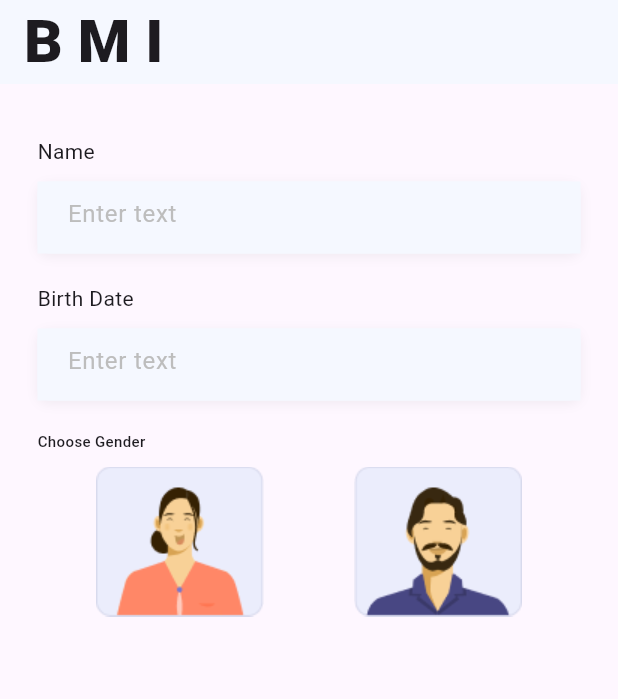
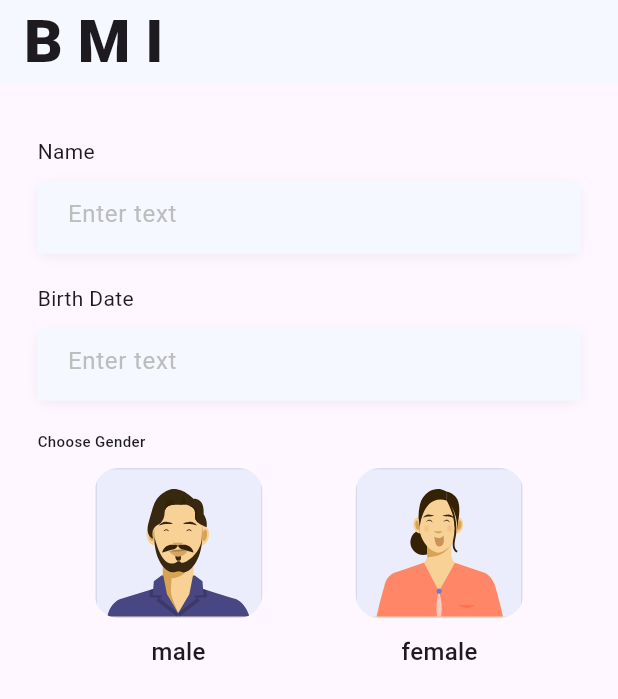
Before and after one commit to MohammedEmadSelim/nti_first_app, a Flutter app: the screen it shows after launch, on a phone screen of 412 x 824 dp. Shown: the top 699 px of the screen. Run offline on Flutter 3.47's test engine with Material 3 defaults, Android fonts, the phone set to English and light mode, and no system bars; our stand-ins replace flutter_svg.

Commit message:
svg and selection logic

```diff
--- /dev/null
+++ b/lib/core/constants/app_image.dart
@@ -0,0 +1,4 @@
+class AppImage {
+  static const String maleImage = 'assets/male.svg';
+  static const String femaleImage = 'assets/female.svg';
+}
--- a/lib/core/theme/app_color.dart
+++ b/lib/core/theme/app_color.dart
@@ -3,4 +3,5 @@ import 'dart:ui';
 class AppColor {
 static const  Color lightBlue = Color(0xffF5F8FF);
 static const  Color lightBlue2 = Color(0xffB3B2EA26);
+static const  Color purple = Color(0xff7876CD);
 }
--- a/lib/main.dart
+++ b/lib/main.dart
@@ -1,5 +1,7 @@
 import 'package:flutter/material.dart';
+import 'package:flutter_svg/flutter_svg.dart';
 import 'package:nti_first_app/compoments/cutsom_text_field.dart';
+import 'package:nti_first_app/core/constants/app_image.dart';
 import 'package:nti_first_app/core/theme/app_color.dart';
 
 void main() {
@@ -33,13 +35,13 @@ class MyApp extends StatelessWidget {
         colorScheme: ColorScheme.fromSeed(seedColor: Colors.deepPurple),
         useMaterial3: true,
       ),
-      home: const MyHomePage(title: 'Flutter Demo Home Page'),
+      home: MyHomePage(title: 'Flutter Demo Home Page'),
     );
   }
 }
 
 class MyHomePage extends StatefulWidget {
-  const MyHomePage({super.key, required this.title});
+  MyHomePage({super.key, required this.title});
 
   // This widget is the home page of your application. It is stateful, meaning
   // that it has a State object (defined below) that contains fields that affect
@@ -69,6 +71,8 @@ class _MyHomePageState extends State<MyHomePage> {
       _counter++;
     });
   }
+
+  String genderSelection = '';
 
   @override
   Widget build(BuildContext context) {
@@ -104,36 +108,92 @@ class _MyHomePageState extends State<MyHomePage> {
                   Text('Name'),
                 ],
               ),
-              SizedBox(height: 10,),
+              SizedBox(
+                height: 10,
+              ),
               CustomTextFormField(),
-
-              SizedBox(height: 20,),
-              Row(children: [
-                Text('Birth Date')
-              ],),
-              SizedBox(height: 10,),
-
+              SizedBox(
+                height: 20,
+              ),
+              Row(
+                children: [Text('Birth Date')],
+              ),
+              SizedBox(
+                height: 10,
+              ),
               CustomTextFormField(),
-              SizedBox(height: 20,),
+              SizedBox(
+                height: 20,
+              ),
               Row(
                 children: [
-                  Text('Choose Gender',style: TextStyle(
-                    fontSize: 10,
-                    fontWeight: FontWeight.w500
-                  ),),
+                  Text(
+                    'Choose Gender',
+                    style: TextStyle(fontSize: 10, fontWeight: FontWeight.w500),
+                  ),
                 ],
               ),
-              SizedBox(height: 10,),
+              SizedBox(
+                height: 10,
+              ),
               Row(
                 mainAxisAlignment: MainAxisAlignment.center,
+                children: [
+                  // male image
+                  Column(
+                    children: [
+                      GestureDetector(
+                        onTap: () {
+setState(() {
+  genderSelection = 'male';
+});
+                          print('male');
+                        },
+                        child: IamgeContainer(
+                          genderSelection: genderSelection,
+                          path: AppImage.maleImage,
+                          value: 'male',
+                        ),
+                      ),
+                      SizedBox(
+                        height: 10,
+                      ),
+                      Text(
+                        'male',
+                        style: TextStyle(
+                            fontSize: 16, fontWeight: FontWeight.w500),
+                      )
+                    ],
+                  ),
+                  SizedBox(
+                    width: 60,
+                  ),
+                  //female images
+                  Column(
+                    children: [
+                      GestureDetector(
+                        onTap: () {
+                          setState(() {
+                            genderSelection = 'female';
+                          });
 
-                children: [
-                  Image.asset('assets/female.png'),
-                  SizedBox(width: 60,),
-                  Image.asset('assets/male.png'),
-
-
-
+                        },
+                        child: IamgeContainer(
+                          genderSelection: genderSelection,
+                          path: AppImage.femaleImage,
+                          value: 'female',
+                        ),
+                      ),
+                      SizedBox(
+                        height: 10,
+                      ),
+                      Text(
+                        'female',
+                        style: TextStyle(
+                            fontSize: 16, fontWeight: FontWeight.w500),
+                      )
+                    ],
+                  ),
                 ],
               )
             ],
@@ -143,3 +203,34 @@ class _MyHomePageState extends State<MyHomePage> {
     );
   }
 }
+
+class IamgeContainer extends StatelessWidget {
+  const IamgeContainer({
+    super.key,
+    required this.genderSelection,
+    required this.path, required this.value,
+  });
+
+  final String genderSelection;
+  final String value;
+  final String path;
+
+  @override
+  Widget build(BuildContext context) {
+    return Container(
+      decoration: BoxDecoration(
+        border: Border.all(
+            color: genderSelection == value
+                ? AppColor.purple
+                : Colors.transparent),
+        borderRadius: BorderRadius.all(
+          Radius.circular(16),
+        ),
+      ),
+      child: ClipRRect(
+        borderRadius: BorderRadius.circular(16),
+        child: SvgPicture.asset(path),
+      ),
+    );
+  }
+}
--- a/pubspec.yaml
+++ b/pubspec.yaml
@@ -34,6 +34,7 @@ dependencies:
   # The following adds the Cupertino Icons font to your application.
   # Use with the CupertinoIcons class for iOS style icons.
   cupertino_icons: ^1.0.8
+  flutter_svg: ^2.1.0
 
 dev_dependencies:
   flutter_test:
@@ -60,8 +61,9 @@ flutter:
   # To add assets to your application, add an assets section, like this:
    assets:
      - assets/
+   uses-material-design: true
+
   #   - images/a_dot_ham.jpeg
-   uses-material-design: true
   # An image asset can refer to one or more resolution-specific "variants", see
   # https://flutter.dev/to/resolution-aware-images
 
```
Also changed, not shown: assets/female.svg (added), assets/male.svg (added), pubspec.lock.
